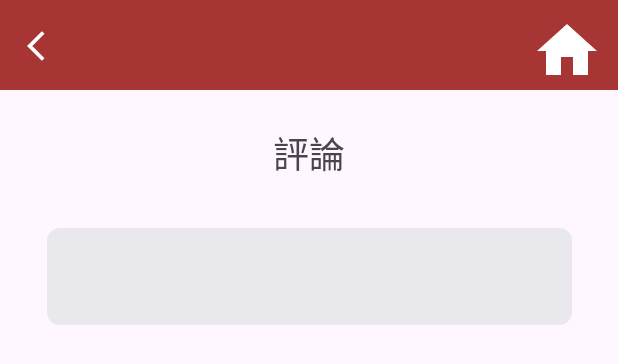
After one commit to Fishtin666/GP_final, an Android app: the layout ai_chat_judge.xml on its own in the app's theme, with its tools: preview values and no code run, on a phone screen of 412 x 824 dp. The commit adds this screen. Shown: the top 364 px of the screen. Run offline under Robolectric (Android 15) with nearby library versions, the phone set to English and light mode, and no system bars.

Commit message:
fish 0511 1

```diff
--- /dev/null
+++ b/GP_final/GProject/app/src/main/res/layout/ai_chat_judge.xml
@@ -0,0 +1,76 @@
+<?xml version="1.0" encoding="utf-8"?>
+<androidx.constraintlayout.widget.ConstraintLayout xmlns:android="http://schemas.android.com/apk/res/android"
+    xmlns:app="http://schemas.android.com/apk/res-auto"
+    xmlns:tools="http://schemas.android.com/tools"
+    android:layout_width="match_parent"
+    android:layout_height="match_parent"
+    tools:context=".AiChat_Judge">
+
+
+
+    <View
+        android:id="@+id/view"
+        android:layout_width="match_parent"
+        android:layout_height="60dp"
+        android:background="@color/red"
+        app:layout_constraintEnd_toEndOf="parent"
+        app:layout_constraintStart_toStartOf="parent"
+        app:layout_constraintTop_toTopOf="parent" />
+
+    <ImageView
+        android:id="@+id/home"
+        android:layout_width="48dp"
+        android:layout_height="48dp"
+        android:layout_alignParentEnd="true"
+        android:layout_marginTop="10dp"
+        android:layout_marginRight="10dp"
+        android:onClick="homeClick"
+        android:src="@drawable/home2"
+        app:layout_constraintEnd_toEndOf="parent"
+        app:layout_constraintTop_toTopOf="parent" />
+
+    <ImageButton
+        android:id="@+id/back2"
+        android:layout_width="60dp"
+        android:layout_height="50dp"
+        android:layout_marginTop="5dp"
+        android:layout_marginBottom="5dp"
+        android:background="?android:attr/selectableItemBackground"
+        android:contentDescription=""
+        android:src="@drawable/back"
+        app:layout_constraintStart_toStartOf="parent"
+        app:layout_constraintTop_toTopOf="parent" />
+
+    <ScrollView
+        android:layout_width="350dp"
+        android:layout_height="330dp"
+        android:layout_marginTop="8dp"
+        app:layout_constraintEnd_toEndOf="parent"
+        app:layout_constraintStart_toStartOf="parent"
+        app:layout_constraintTop_toBottomOf="@+id/textView">
+
+        <com.example.gproject.JustifyTextView
+            android:id="@+id/result"
+            android:layout_width="match_parent"
+            android:layout_height="match_parent"
+            android:layout_marginTop="24dp"
+            android:background="@drawable/rounded_corner"
+            android:backgroundTint="@color/gray"
+            android:textIsSelectable="true"
+            android:textSize="18sp"
+            app:layout_constraintEnd_toEndOf="parent"
+            app:layout_constraintStart_toStartOf="parent"
+            app:layout_constraintTop_toBottomOf="@+id/start_CrossTopic" />
+    </ScrollView>
+
+    <TextView
+        android:id="@+id/textView"
+        android:layout_width="wrap_content"
+        android:layout_height="wrap_content"
+        android:layout_marginTop="24dp"
+        android:text="評論"
+        android:textSize="24sp"
+        app:layout_constraintEnd_toEndOf="parent"
+        app:layout_constraintStart_toStartOf="parent"
+        app:layout_constraintTop_toBottomOf="@+id/view" />
+</androidx.constraintlayout.widget.ConstraintLayout>
```
Also changed, not shown: GP_final/GProject/app/src/main/AndroidManifest.xml (+20 -36 lines), GP_final/GProject/app/src/main/java/com/example/gproject/Adapters/QuestionAdapter.java (+19 -2 lines), GP_final/GProject/app/src/main/java/com/example/gproject/Adapters/QuestionNumberAdapter.java (+15 -1 lines), GP_final/GProject/app/src/main/java/com/example/gproject/AiChat_Judge.java (added, +14 -0 lines), GP_final/GProject/app/src/main/java/com/example/gproject/AiTeacher/AiTeacher2.java (+130 -18 lines), GP_final/GProject/app/src/main/java/com/example/gproject/Speaking/S_Judge_P2.java (+9 -0 lines), GP_final/GProject/app/src/main/res/layout/ai_teacher2.xml (+18 -5 lines), GP_final/GProject/app/src/main/res/layout/s_judge_p2.xml (+13 -2 lines).
